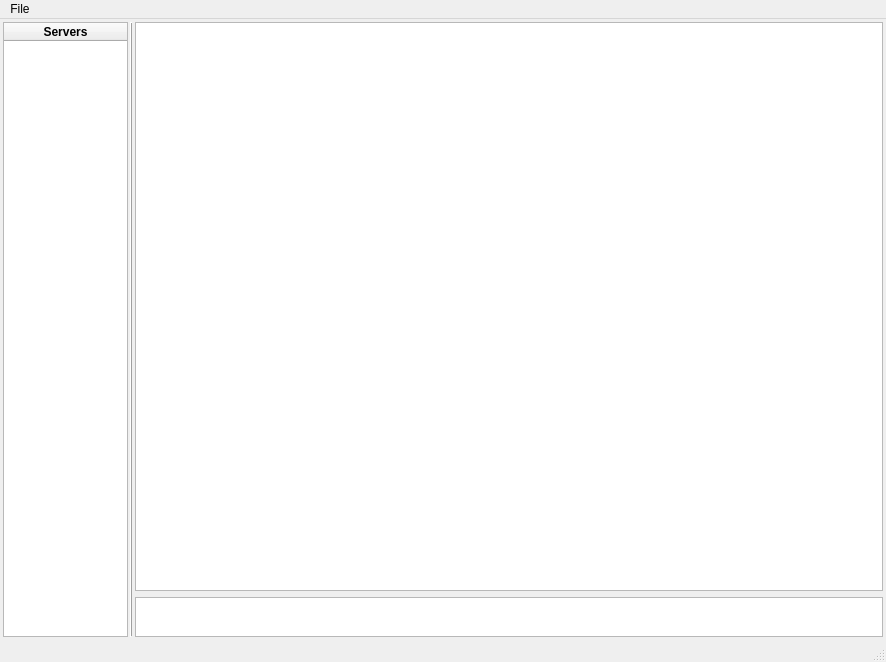
First picture: the form in app/gui/mainWindow.ui, repository ArtificialQualia/FusionChat, before the edit.
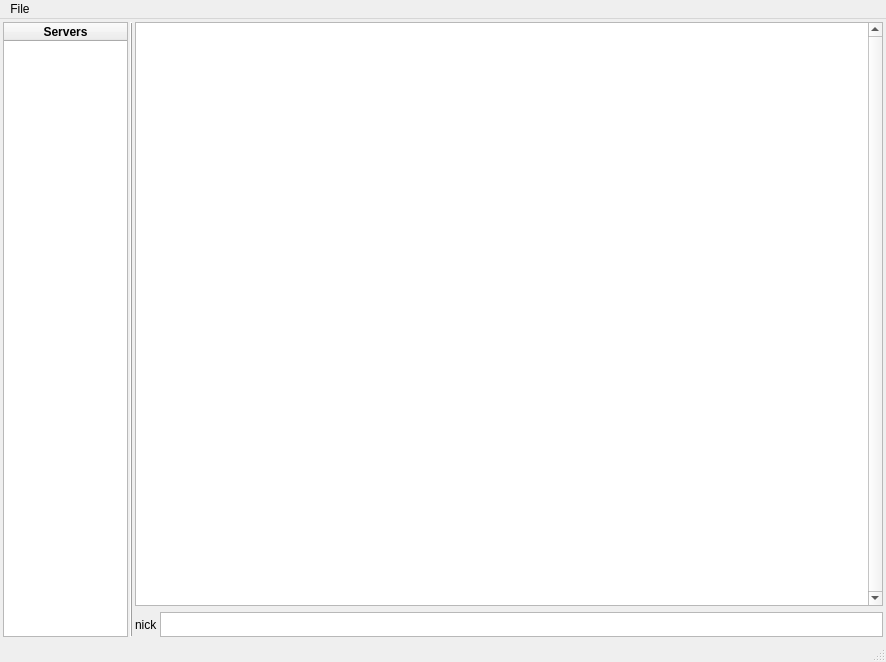
Second picture: the form after the edit.

Commit message: added nick label

```diff
--- a/app/gui/mainWindow.ui
+++ b/app/gui/mainWindow.ui
@@ -28,7 +28,7 @@
      <verstretch>0</verstretch>
     </sizepolicy>
    </property>
-   <layout class="QGridLayout" name="gridLayout" rowstretch="0,0,0" columnstretch="1,0,0,0">
+   <layout class="QGridLayout" name="gridLayout" rowstretch="0,0,0" columnstretch="1,0,0,0,0">
     <property name="sizeConstraint">
      <enum>QLayout::SetMinimumSize</enum>
     </property>
@@ -50,6 +50,22 @@
     <property name="verticalSpacing">
      <number>3</number>
     </property>
+    <item row="2" column="3">
+     <widget class="QPlainTextEdit" name="messageInput">
+      <property name="sizePolicy">
+       <sizepolicy hsizetype="MinimumExpanding" vsizetype="Fixed">
+        <horstretch>0</horstretch>
+        <verstretch>0</verstretch>
+       </sizepolicy>
+      </property>
+      <property name="maximumSize">
+       <size>
+        <width>16777215</width>
+        <height>25</height>
+       </size>
+      </property>
+     </widget>
+    </item>
     <item row="0" column="0" rowspan="3">
      <widget class="QTreeWidget" name="serverTree">
       <property name="sizePolicy">
@@ -157,22 +173,13 @@
      </widget>
     </item>
     <item row="2" column="2">
-     <widget class="QPlainTextEdit" name="messageInput">
-      <property name="sizePolicy">
-       <sizepolicy hsizetype="MinimumExpanding" vsizetype="Fixed">
-        <horstretch>0</horstretch>
-        <verstretch>0</verstretch>
-       </sizepolicy>
-      </property>
-      <property name="maximumSize">
-       <size>
-        <width>16777215</width>
-        <height>40</height>
-       </size>
+     <widget class="QLabel" name="nickLabel">
+      <property name="text">
+       <string>nick</string>
       </property>
      </widget>
     </item>
-    <item row="0" column="2">
+    <item row="0" column="2" colspan="2">
      <widget class="QTextEdit" name="messageDisplay">
       <property name="sizePolicy">
        <sizepolicy hsizetype="MinimumExpanding" vsizetype="Expanding">
@@ -186,6 +193,9 @@
         <height>16777215</height>
        </size>
       </property>
+      <property name="verticalScrollBarPolicy">
+       <enum>Qt::ScrollBarAlwaysOn</enum>
+      </property>
      </widget>
     </item>
    </layout>
```
The commit also changes 5 other files.
